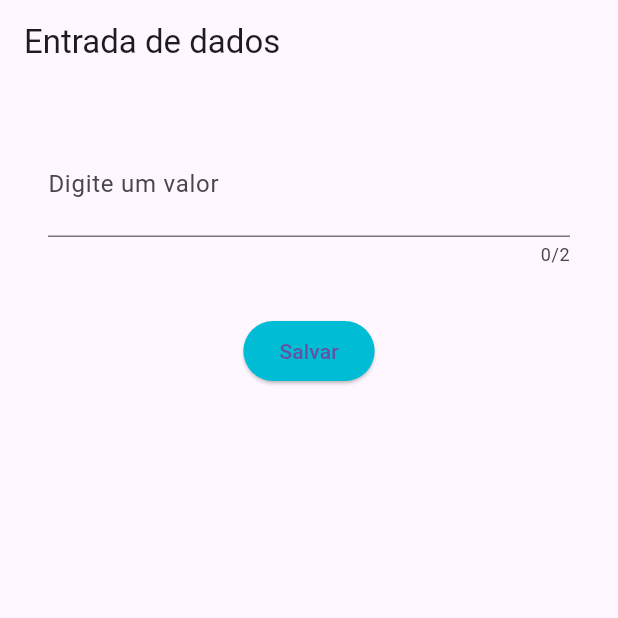
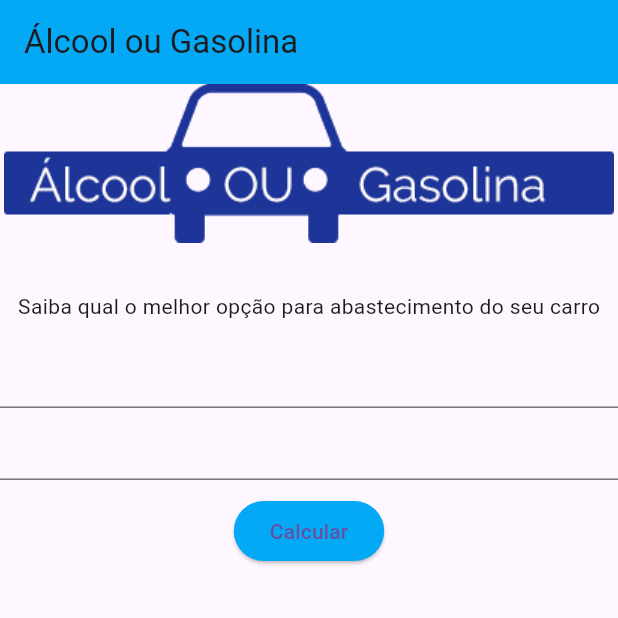
Before and after one commit to joaopdrost/alcool_ou_gasolina, a Flutter app: the screen it shows after launch, on a phone screen of 412 x 824 dp, the top half of it. Run offline on Flutter 3.47's test engine with Material 3 defaults, Android fonts, the phone set to English and light mode, and no system bars.

Commit message:
criação do app

```diff
--- a/lib/CampoTexto.dart
+++ /dev/null
@@ -1,56 +0,0 @@
-import 'package:flutter/material.dart';
-import 'package:flutter/services.dart';
-
-class CampoTexto extends StatefulWidget {
-  const CampoTexto({super.key});
-
-  @override
-  State<CampoTexto> createState() => _CampoTextoState();
-}
-
-class _CampoTextoState extends State<CampoTexto> {
-
-  TextEditingController _textEditingController = TextEditingController();
-
-  @override
-  Widget build(BuildContext context) {
-    return Scaffold(
-      appBar: AppBar(
-        title: Text("Entrada de dados"),
-      ),
-      body: Column(
-        children: <Widget>[
-          Padding(
-            padding: EdgeInsets.all(32),
-            child: TextField(
-              keyboardType: TextInputType.number,
-              decoration: InputDecoration(
-                labelText: "Digite um valor",
-              ),
-              //enabled: false,
-              maxLength: 2,
-              maxLengthEnforcement: MaxLengthEnforcement.enforced,
-              style: TextStyle(
-                fontSize: 25,
-                color: Colors.cyan,
-              ),
-              onSubmitted: (String texto) {
-                print("valor digitado: " + texto);
-              },
-              controller: _textEditingController,
-            ),
-          ),
-          ElevatedButton(
-              onPressed: (){
-                print("valor digitado: " + _textEditingController.text);
-              },
-              child: Text ("Salvar"),
-            style: ButtonStyle(
-              backgroundColor: MaterialStateProperty.all(Colors.cyan),
-            ) ,
-          )
-        ],
-      ),
-    );
-  }
-}
--- /dev/null
+++ b/lib/Home.dart
@@ -0,0 +1,48 @@
+import 'package:flutter/material.dart';
+
+class Home extends StatefulWidget {
+  const Home({super.key});
+
+  @override
+  State<Home> createState() => _HomeState();
+}
+
+class _HomeState extends State<Home> {
+  @override
+  Widget build(BuildContext context) {
+    return Scaffold(
+      appBar: AppBar(
+        title: Text("Álcool ou Gasolina"),
+        backgroundColor: Colors.lightBlue,
+      ) ,
+      body:Container(
+        child: Column(
+          //Imagens
+          children: <Widget>[
+            Padding(
+              padding: EdgeInsets.only(bottom: 32),
+              child: Image.asset("imagens/logo.png")
+            ),
+            Padding(
+              padding:EdgeInsets.only(bottom: 10) ,
+              child: Text("Saiba qual o melhor opção para abastecimento do seu carro"),
+
+            ),
+            TextField(),
+            TextField(),
+            Padding(
+              padding:EdgeInsets.only(top: 10) ,
+              child: ElevatedButton(
+                  onPressed: (){},
+                  child: Text("Calcular"),
+                  style: ButtonStyle(
+                    backgroundColor: MaterialStateProperty.all(Colors.lightBlue)
+                  ),
+              ),
+            )
+          ],
+        ),
+      ) ,
+    );
+  }
+}
--- a/lib/main.dart
+++ b/lib/main.dart
@@ -1,10 +1,10 @@
 import 'package:flutter/material.dart';
-import 'CampoTexto.dart';
+import 'Home.dart';
 
 void main() {
   runApp(
       MaterialApp(
-        home: CampoTexto(),
+        home: Home(),
       ));
 
 }
--- a/pubspec.yaml
+++ b/pubspec.yaml
@@ -62,6 +62,8 @@ flutter:
   # assets:
   #   - images/a_dot_burr.jpeg
   #   - images/a_dot_ham.jpeg
+  assets:
+    - imagens/logo.png
 
   # An image asset can refer to one or more resolution-specific "variants", see
   # https://flutter.dev/assets-and-images/#resolution-aware
```
Also changed, not shown: imagens/logo.png (added).
